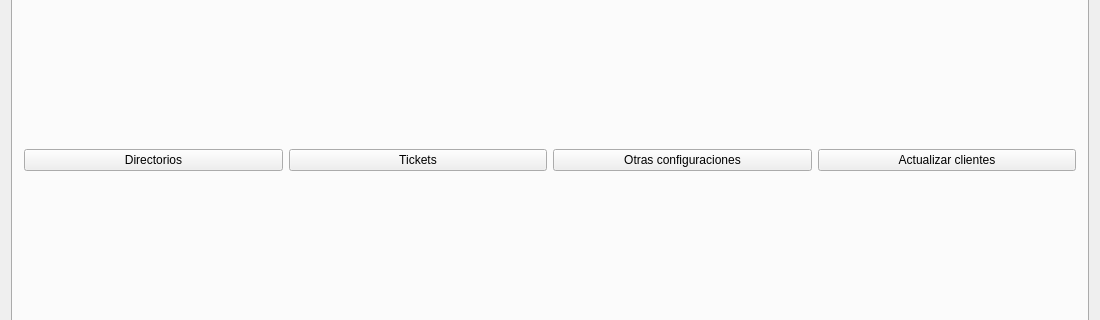
This is tienda.ui in Ladis72/tienda as Qt 5 draws it before an edit; both pictures show x 0 to 1100 and y 208 to 528 of the 1100 by 754 pixel window. The edited form follows.
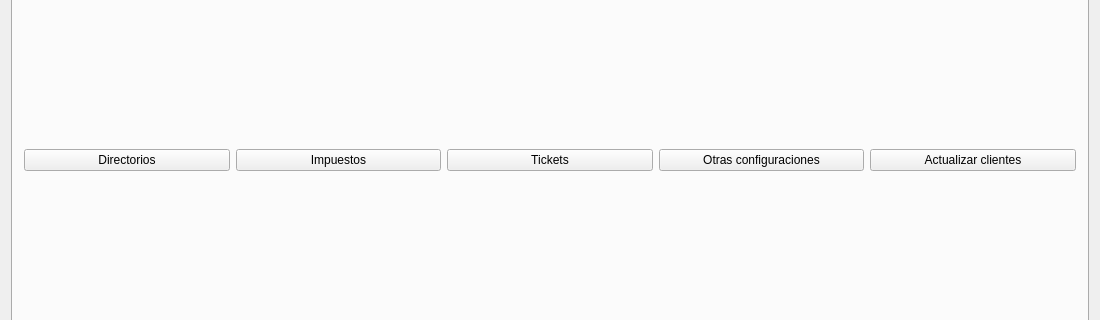
This is the edited form. The open tabs and pages were chosen to show the change. Icons and pictures are not drawn.

Commit message: Adaptacion a impuestos dinámicos

Diff of the .ui file:
```diff
--- a/tienda.ui
+++ b/tienda.ui
@@ -332,20 +332,13 @@
        </attribute>
        <layout class="QGridLayout" name="gridLayout_6">
         <item row="0" column="3">
-         <widget class="QPushButton" name="pushButtonActualizarClientes">
-          <property name="text">
-           <string>Actualizar clientes</string>
-          </property>
-         </widget>
-        </item>
-        <item row="0" column="2">
          <widget class="QPushButton" name="pushButtonConfiguracion">
           <property name="text">
            <string>Otras configuraciones</string>
           </property>
          </widget>
         </item>
-        <item row="0" column="1">
+        <item row="0" column="2">
          <widget class="QPushButton" name="pushButtonTicket">
           <property name="text">
            <string>Tickets</string>
@@ -359,6 +352,20 @@
           </property>
          </widget>
         </item>
+        <item row="0" column="4">
+         <widget class="QPushButton" name="pushButtonActualizarClientes">
+          <property name="text">
+           <string>Actualizar clientes</string>
+          </property>
+         </widget>
+        </item>
+        <item row="0" column="1">
+         <widget class="QPushButton" name="pushButtonImpuestos">
+          <property name="text">
+           <string>Impuestos</string>
+          </property>
+         </widget>
+        </item>
        </layout>
       </widget>
       <widget class="QWidget" name="tabSalir">
```
Left out of the diff: 4 changed lines with no effect on the pictures. The commit also changes 19 other files.
